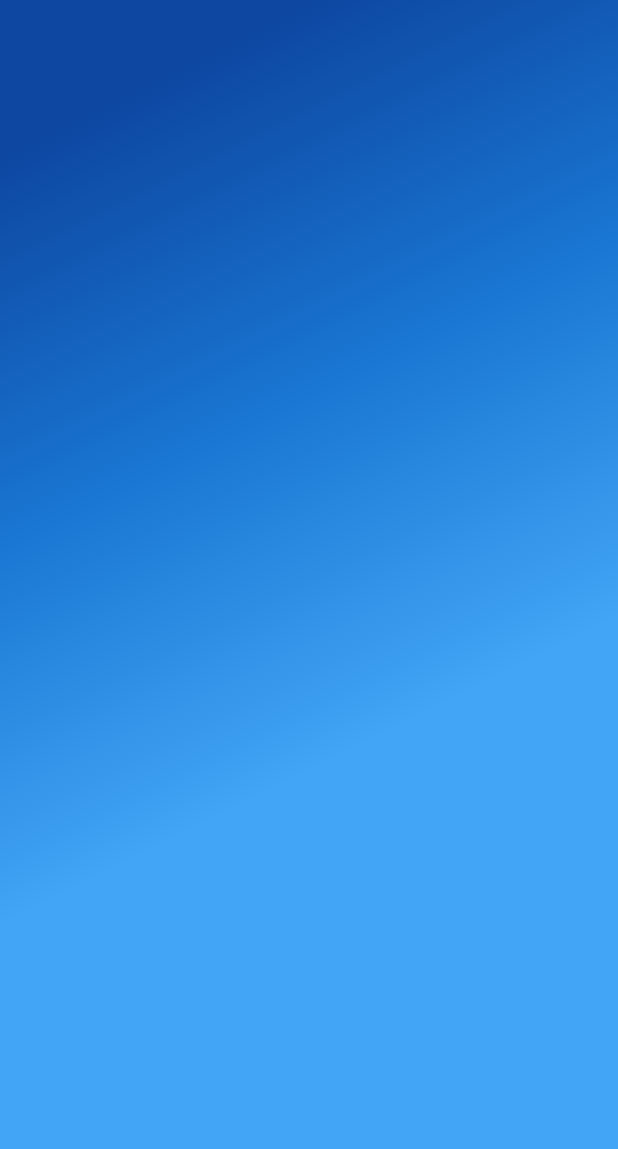
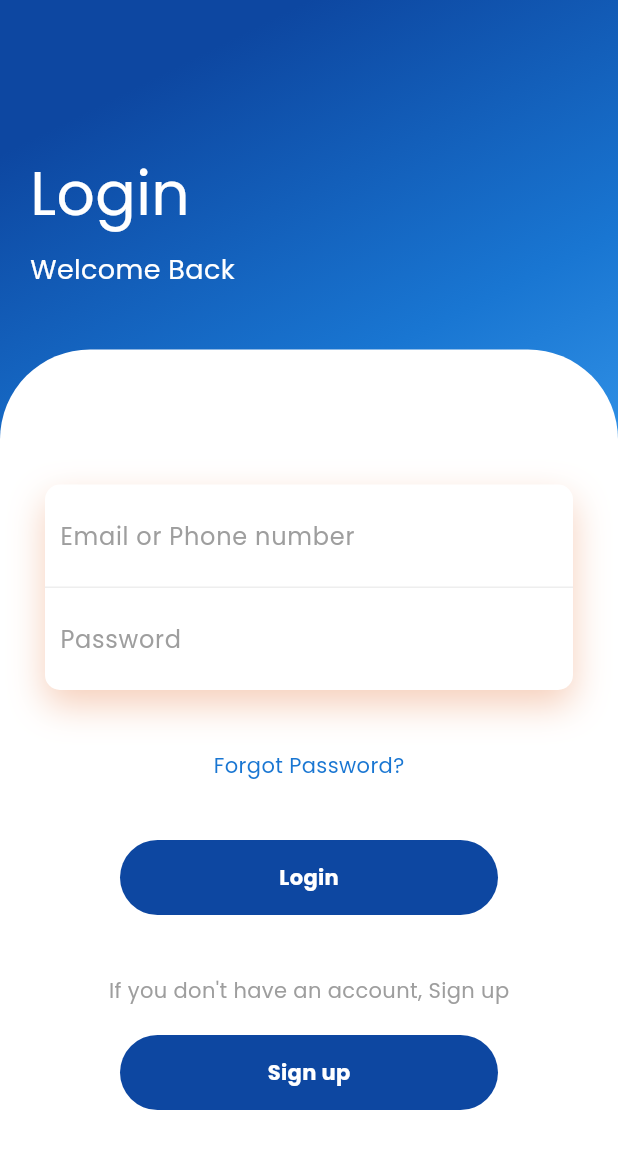
Before and after one commit to NgoQuocTinh/smart_parking, a Flutter app: the screen it shows after launch, on a phone screen of 412 x 824 dp. Shown: the top 1149 px of the screen. Run offline on Flutter 3.47's test engine with Material 3 defaults, Android fonts, the phone set to English and light mode, and no system bars.

Commit message:
frontend login page

```diff
--- a/lib/pages/login.dart
+++ b/lib/pages/login.dart
@@ -16,7 +16,116 @@ class _LoginPageState extends State<LoginPage> {
         decoration: BoxDecoration(
           gradient: backgroundGradient,
         ),
-
+        child: Column(
+          crossAxisAlignment: CrossAxisAlignment.start,
+          children: <Widget>[
+            SizedBox(height: 80,),
+            Padding(
+              padding: EdgeInsets.all(20),
+              child: Column(
+                crossAxisAlignment: CrossAxisAlignment.start,
+                children: <Widget>[
+                  Text("Login", style: TextStyle(color: Colors.white, fontSize: 40),),
+                  SizedBox(height: 10,),
+                  Text("Welcome Back", style: TextStyle(color: Colors.white, fontSize: 18),),
+                ],
+              ),
+            ),
+            SizedBox(height: 20,),
+            Expanded(
+              child: Container(
+                decoration: BoxDecoration(
+                  color: Colors.white,
+                  borderRadius: BorderRadius.only(topLeft: Radius.circular(60), topRight: Radius.circular(60))
+                ),
+                child: Padding(
+                  padding: EdgeInsets.all(30),
+                  child: Column(
+                    children: <Widget>[
+                      SizedBox(height: 60,),
+                      Container(
+                        decoration: BoxDecoration(
+                          color: Colors.white,
+                          borderRadius: BorderRadius.circular(10),
+                          boxShadow: [BoxShadow(
+                            color: Color.fromRGBO(225, 95, 27, .3),
+                            blurRadius: 20,
+                            offset: Offset(0, 10)
+                          )]
+                        ),
+                        child: Column(
+                          children: <Widget>[
+                            Container(
+                              padding: EdgeInsets.all(10),
+                              decoration: BoxDecoration(
+                                border: Border(bottom: BorderSide(color: Colors.grey.shade200))
+                              ),
+                              child: TextField(
+                                decoration: InputDecoration(
+                                  hintText: "Email or Phone number",
+                                  hintStyle: TextStyle(color: Colors.grey),
+                                  border: InputBorder.none
+                                ),
+                              ),
+                            ),
+                            Container(
+                              padding: EdgeInsets.all(10),
+                              child: TextField(
+                                decoration: InputDecoration(
+                                  hintText: "Password",
+                                  hintStyle: TextStyle(color: Colors.grey),
+                                  border: InputBorder.none
+                                ),
+                              ),
+                            )
+                          ],
+                        ),
+                      ),
+                      SizedBox(height: 40,),
+                      Text("Forgot Password?", style: TextStyle(color: secondaryColor),),
+                      SizedBox(height: 40,),
+                      GestureDetector(
+                        onTap: () {
+                          Navigator.pushNamed(context, '/home');
+                        },
+                        child: Container(
+                          height: 50,
+                          margin: EdgeInsets.symmetric(horizontal: 50),
+                          decoration: BoxDecoration(
+                            borderRadius: BorderRadius.circular(50),
+                            color: primaryColor
+                          ),
+                          child: Center(
+                            child: Text("Login", style: TextStyle(color: Colors.white, fontWeight: FontWeight.bold),),
+                          ),
+                        ),
+                      ),
+                      SizedBox(height: 40,),
+                      Text("If you don't have an account, Sign up", style: TextStyle(color: Colors.grey),),
+                      SizedBox(height: 20,),
+                      GestureDetector(
+                        onTap: () {
+                          Navigator.pushNamed(context, '/register');
+                        },
+                        child: Container(
+                          height: 50,
+                          margin: EdgeInsets.symmetric(horizontal: 50),
+                          decoration: BoxDecoration(
+                            borderRadius: BorderRadius.circular(50),
+                            color: primaryColor
+                          ),
+                          child: Center(
+                            child: Text("Sign up", style: TextStyle(color: Colors.white, fontWeight: FontWeight.bold),),
+                          ),
+                        ),
+                      )
+                    ],
+                  ),
+                ),
+              ),
+            )
+          ],
+        ),
       ),
     );
   }
--- a/pubspec.yaml
+++ b/pubspec.yaml
@@ -35,6 +35,7 @@ dependencies:
   # Use with the CupertinoIcons class for iOS style icons.
   cupertino_icons: ^1.0.8
   flutter_svg: ^2.2.1
+  simple_animations: ^5.2.0
 
 dev_dependencies:
   flutter_test:
```
Also changed, not shown: pubspec.lock.
